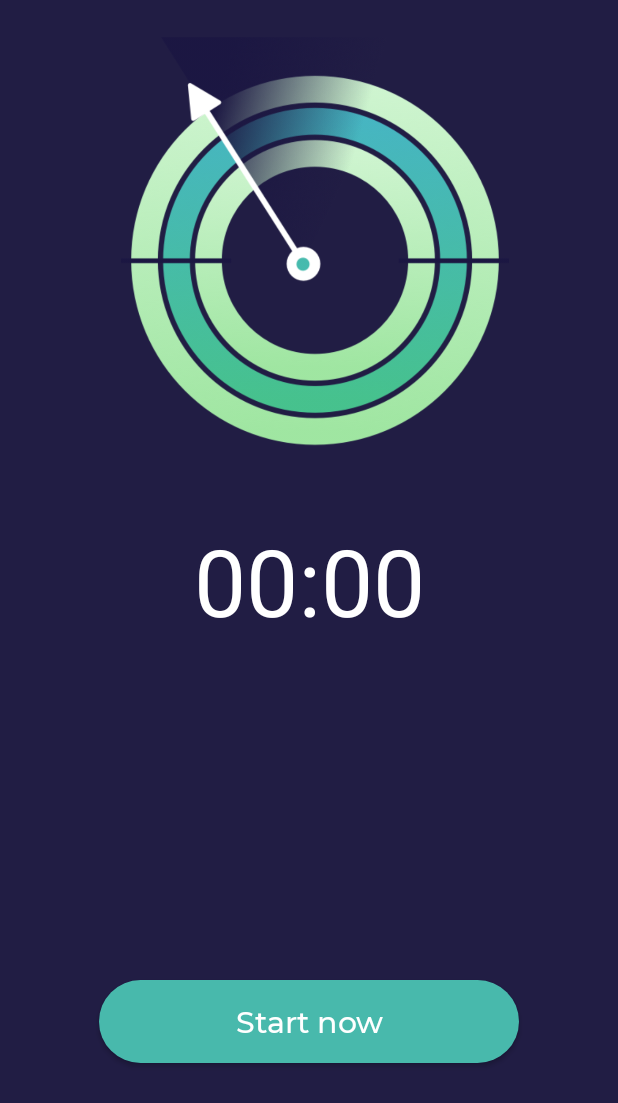
After one commit to Vidoje/Stopwatch, an Android app: the StopwatchActivity screen opened directly, with no data from a screen before it, on a phone screen of 412 x 824 dp. The commit adds this screen. Shown: the top 1103 px of the screen. Run offline under Robolectric (Android 15) with nearby library versions, the phone set to English and light mode, and no system bars.

Commit message:
Finished Stopwatch screen

```diff
--- a/app/src/main/AndroidManifest.xml
+++ b/app/src/main/AndroidManifest.xml
@@ -14,6 +14,9 @@
         android:theme="@style/Theme.Stopwatch"
         tools:targetApi="31">
         <activity
+            android:name=".StopwatchActivity"
+            android:exported="false" />
+        <activity
             android:name=".MainActivity"
             android:exported="true">
             <intent-filter>
--- a/app/src/main/java/com/taurunium/stopwatch/MainActivity.kt
+++ b/app/src/main/java/com/taurunium/stopwatch/MainActivity.kt
@@ -1,5 +1,6 @@
 package com.taurunium.stopwatch
 
+import android.content.Intent
 import android.graphics.Typeface
 import androidx.appcompat.app.AppCompatActivity
 import android.os.Bundle
@@ -26,7 +27,7 @@ class MainActivity : AppCompatActivity() {
         loadTypeface()
         loadAndSetAnimation()
         initUI()
-
+        setClickListeners()
     }
 
     private fun loadTypeface(){
@@ -52,4 +53,12 @@ class MainActivity : AppCompatActivity() {
         binding.tvSubSplash.typeface = MLight
         binding.btnGet.typeface = MMedium
     }
+
+    private fun setClickListeners(){
+        binding.btnGet.setOnClickListener{
+            var intent: Intent = Intent(MainActivity@this, StopwatchActivity::class.java)
+            intent.addFlags(Intent.FLAG_ACTIVITY_NO_ANIMATION)
+            startActivity(intent)
+        }
+    }
 }
--- /dev/null
+++ b/app/src/main/java/com/taurunium/stopwatch/StopwatchActivity.kt
@@ -0,0 +1,58 @@
+package com.taurunium.stopwatch
+
+import android.graphics.Typeface
+import androidx.appcompat.app.AppCompatActivity
+import android.os.Bundle
+import android.os.SystemClock
+import android.view.animation.Animation
+import android.view.animation.AnimationUtils
+import com.taurunium.stopwatch.databinding.ActivityStopwatchBinding
+
+class StopwatchActivity : AppCompatActivity() {
+    lateinit var rounddingAlone: Animation
+    lateinit var binding: ActivityStopwatchBinding
+
+    lateinit var MLight: Typeface
+    lateinit var MMedium: Typeface
+    lateinit var MRegular: Typeface
+
+    override fun onCreate(savedInstanceState: Bundle?) {
+        super.onCreate(savedInstanceState)
+        binding = ActivityStopwatchBinding.inflate(layoutInflater)
+        setContentView(binding.root)
+
+        loadTypeface()
+        loadAndSetAnimation()
+        initUI()
+    }
+
+    private fun loadTypeface(){
+        MLight = Typeface.createFromAsset(assets, "fonts/MLight.ttf")
+        MMedium = Typeface.createFromAsset(assets, "fonts/MMedium.ttf")
+        MRegular = Typeface.createFromAsset(assets, "fonts/MRegular.ttf")
+
+        binding.btnStart.typeface = MMedium
+    }
+
+    private fun loadAndSetAnimation(){
+        rounddingAlone = AnimationUtils.loadAnimation(this, R.anim.roundingalone)
+    }
+
+    private fun initUI(){
+        binding.btnStop.alpha = 0f
+
+        binding.btnStart.setOnClickListener {
+            binding.ivAnchor.startAnimation(rounddingAlone)
+            binding.btnStop.animate().alpha(1.0f).translationY(-80f).setDuration(300).start()
+            binding.btnStart.animate().alpha(0f).setDuration(300).start()
+
+            binding.timer.base = SystemClock.elapsedRealtime()
+            binding.timer.start()
+        }
+
+        binding.btnStop.setOnClickListener {
+            binding.ivAnchor.clearAnimation()
+            binding.timer.stop()
+        }
+    }
+}
--- /dev/null
+++ b/app/src/main/res/anim/roundingalone.xml
@@ -0,0 +1,13 @@
+<?xml version="1.0" encoding="utf-8"?>
+<set xmlns:android="http://schemas.android.com/apk/res/android"
+    android:interpolator="@android:interpolator/linear">
+
+    <rotate xmlns:android="http://schemas.android.com/apk/res/android"
+        android:duration="4000"
+        android:fromDegrees="0"
+        android:pivotX="50%"
+        android:pivotY="50%"
+        android:repeatCount="infinite"
+        android:toDegrees="360" />
+
+</set>
--- /dev/null
+++ b/app/src/main/res/drawable/btnred.xml
@@ -0,0 +1,6 @@
+<?xml version="1.0" encoding="utf-8"?>
+<shape xmlns:android="http://schemas.android.com/apk/res/android">
+
+    <solid android:color="#FF769A"/>
+    <corners android:radius="200dp"/>
+</shape>
--- /dev/null
+++ b/app/src/main/res/layout/activity_stopwatch.xml
@@ -0,0 +1,77 @@
+<?xml version="1.0" encoding="utf-8"?>
+<androidx.constraintlayout.widget.ConstraintLayout xmlns:android="http://schemas.android.com/apk/res/android"
+    xmlns:app="http://schemas.android.com/apk/res-auto"
+    xmlns:tools="http://schemas.android.com/tools"
+    android:layout_width="match_parent"
+    android:layout_height="match_parent"
+    android:background="#211D44"
+    tools:context=".MainActivity">
+
+
+    <ImageView
+        android:id="@+id/ivBgCircle"
+        android:layout_width="276dp"
+        android:layout_height="247dp"
+        android:layout_marginTop="50dp"
+        android:layout_marginStart="8dp"
+        android:src="@drawable/bgcircle"
+        app:layout_constraintEnd_toEndOf="parent"
+        app:layout_constraintTop_toTopOf="parent"
+        app:layout_constraintStart_toStartOf="parent"/>
+
+    <ImageView
+        android:id="@+id/ivAnchor"
+        android:layout_width="358dp"
+        android:layout_height="357dp"
+        android:layout_marginTop="0dp"
+        android:layout_marginEnd="8dp"
+        android:src="@drawable/icanchor"
+        app:layout_constraintEnd_toEndOf="parent"
+        app:layout_constraintTop_toTopOf="parent"
+        app:layout_constraintStart_toStartOf="parent"/>
+
+    <Chronometer
+        android:id="@+id/timer"
+        android:layout_width="wrap_content"
+        android:layout_height="wrap_content"
+        app:layout_constraintEnd_toEndOf="parent"
+        app:layout_constraintStart_toStartOf="parent"
+        app:layout_constraintTop_toBottomOf="@id/ivBgCircle"
+        android:textColor="@color/white"
+        android:textSize="62sp"
+        android:layout_marginTop="48dp"/>
+
+    <Button
+        android:id="@+id/btnStart"
+        android:layout_width="280dp"
+        android:layout_height="55dp"
+        android:layout_marginStart="8dp"
+        android:layout_marginEnd="8dp"
+        android:layout_marginBottom="16dp"
+        android:text="@string/start_now"
+        android:textAllCaps="false"
+        android:textColor="@color/white"
+        android:textSize="20sp"
+        app:layout_constraintBottom_toTopOf="@id/btnStop"
+        app:layout_constraintEnd_toEndOf="parent"
+        app:layout_constraintStart_toStartOf="parent"
+        android:background="@drawable/bgbtngreen"/>
+
+    <Button
+        android:id="@+id/btnStop"
+        android:layout_width="280dp"
+        android:layout_height="55dp"
+        android:layout_marginStart="8dp"
+        android:layout_marginEnd="8dp"
+        android:layout_marginBottom="44dp"
+        android:text="@string/finish_workout"
+        android:textAllCaps="false"
+        android:textColor="#AF3555"
+        android:textSize="20sp"
+        app:layout_constraintBottom_toBottomOf="parent"
+        app:layout_constraintEnd_toEndOf="parent"
+        app:layout_constraintStart_toStartOf="parent"
+        android:background="@drawable/btnred"/>
+
+
+</androidx.constraintlayout.widget.ConstraintLayout>
--- a/app/src/main/res/values/strings.xml
+++ b/app/src/main/res/values/strings.xml
@@ -2,4 +2,6 @@
     <string name="app_name">Stopwatch</string>
     <string name="healthy_on_you">Healthy On You</string>
     <string name="get_started">Get Started</string>
+    <string name="start_now">Start now</string>
+    <string name="finish_workout">Finish workout</string>
 </resources>
```
